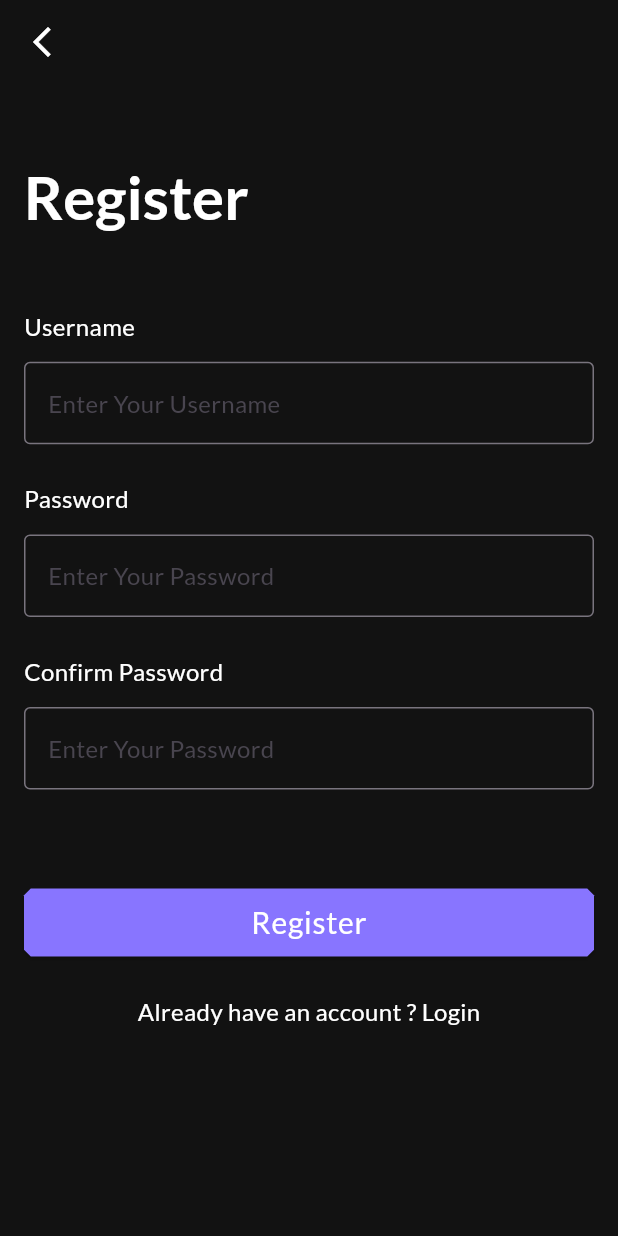
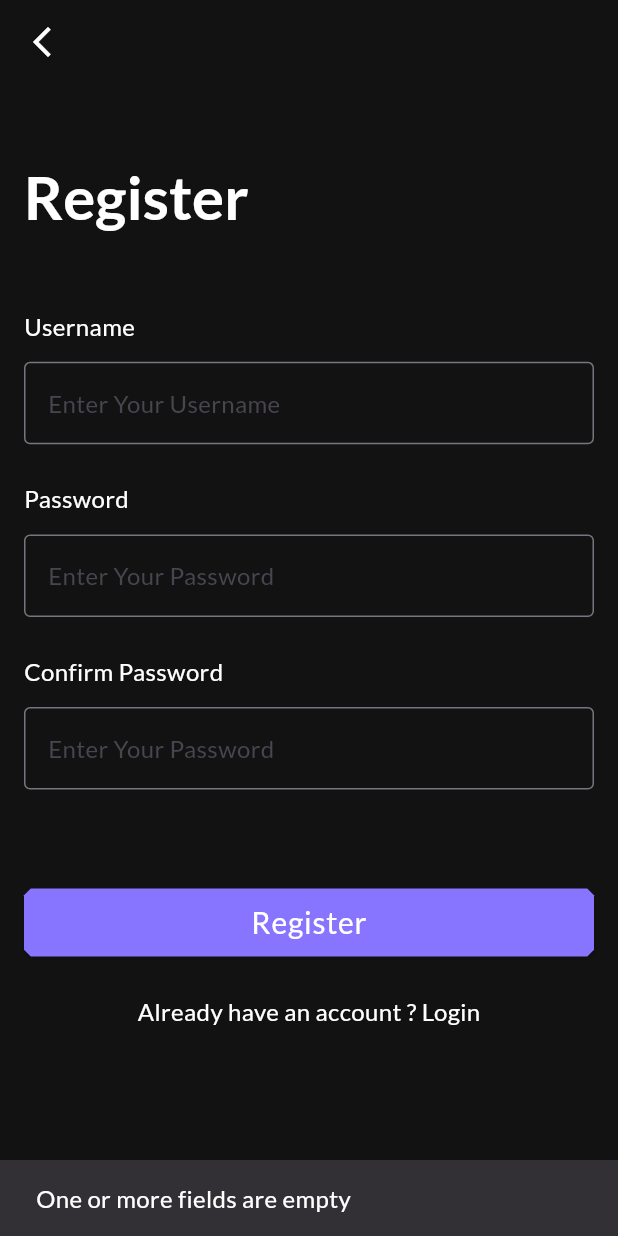
Before and after one commit to bakrbasser/To_Do_APP, a Flutter app: the screen it shows after launch, after a tap on "Register", on a phone screen of 412 x 824 dp. Run offline on Flutter 3.47's test engine with Material 3 defaults, Android fonts, the phone set to English and light mode, and no system bars; our stand-ins replace bloc, flutter_bloc, google_fonts, sqflite; accounts and stored records are empty.

Commit message:
finished the register and login screens and handled their exceptions

```diff
--- a/to_do/lib/Model/database/user_repository.dart
+++ b/to_do/lib/Model/database/user_repository.dart
@@ -21,7 +21,7 @@ class UserRepository {
   Future<bool> checkUser(UserModel user) async {
     Database db = await AppDatabase.instance.database;
     var res = await db.rawQuery(
-        'Select * from user where password = ${user.password} and username = ${user.username} ');
+        'Select * from user where password = \'${user.password}\' and user_name = \'${user.username}\' ');
     return res.isNotEmpty;
   }
 }
--- a/to_do/lib/Model/models/user_model.dart
+++ b/to_do/lib/Model/models/user_model.dart
@@ -6,11 +6,11 @@ class UserModel {
   UserModel({required this.id, required this.username, required this.password});
 
   Map<String, dynamic> toRow() {
-    return {'username': username, 'password': password};
+    return {'user_name': username, 'password': password};
   }
 
   Map<String, dynamic> toJson() {
-    return {'id': id, 'username': username, 'password': password};
+    return {'id': id, 'user_name': username, 'password': password};
   }
 
   factory UserModel.fromJson(Map<String, dynamic> json) {
--- a/to_do/lib/Model_View/cubit/login/login_cubit.dart
+++ b/to_do/lib/Model_View/cubit/login/login_cubit.dart
@@ -8,8 +8,8 @@ part 'login_state.dart';
 class LoginCubit extends Cubit<LoginState> {
   LoginCubit() : super(LoginInitial());
   UserRepository repository = UserRepository.instance;
-  late String _username;
-  late String _password;
+  String _username = '';
+  String _password = '';
 
   set username(String username) {
     _username = username;
@@ -20,6 +20,10 @@ class LoginCubit extends Cubit<LoginState> {
   }
 
   Future login() async {
+    if (_username.isEmpty || _password.isEmpty) {
+      emit(EmptyField());
+      return;
+    }
     UserModel user = UserModel(id: 0, username: _username, password: _password);
 
     emit(LoggingIn());
--- a/to_do/lib/Model_View/cubit/login/login_state.dart
+++ b/to_do/lib/Model_View/cubit/login/login_state.dart
@@ -10,3 +10,5 @@ class LoggingIn extends LoginState {}
 class LoggedIn extends LoginState {}
 
 class LoginFailed extends LoginState {}
+
+class EmptyField extends LoginState {}
--- a/to_do/lib/Model_View/cubit/sign_up/sign_up_cubit.dart
+++ b/to_do/lib/Model_View/cubit/sign_up/sign_up_cubit.dart
@@ -5,13 +5,13 @@ import 'package:to_do/Model/models/user_model.dart';
 
 part 'sign_up_state.dart';
 
-class RegisterCubit extends Cubit<SignUpState> {
+class RegisterCubit extends Cubit<RegisterState> {
   RegisterCubit() : super(SignUpInitial());
 
   UserRepository repository = UserRepository.instance;
-  late String _username;
-  late String _password;
-  late String _confirmPassword;
+  String _username = '';
+  String _password = '';
+  String _confirmPassword = '';
 
   set username(String username) {
     _username = username;
@@ -30,14 +30,19 @@ class RegisterCubit extends Cubit<SignUpState> {
       emit(IncompatiblePassword());
       return;
     }
+    if (_username.isEmpty || _password.isEmpty || _confirmPassword.isEmpty) {
+      emit(MissingField());
+      return;
+    }
+
     UserModel user = UserModel(id: 0, username: _username, password: _password);
 
     emit(SigningUp());
     var res = await repository.addUser(user);
     if (res) {
-      emit(SignedUp());
+      emit(Registered());
     } else {
-      emit(SignUpFailed());
+      emit(RegisterFailed());
     }
   }
 }
--- a/to_do/lib/Model_View/cubit/sign_up/sign_up_state.dart
+++ b/to_do/lib/Model_View/cubit/sign_up/sign_up_state.dart
@@ -1,14 +1,16 @@
 part of 'sign_up_cubit.dart';
 
 @immutable
-sealed class SignUpState {}
+sealed class RegisterState {}
 
-final class SignUpInitial extends SignUpState {}
+final class SignUpInitial extends RegisterState {}
 
-class IncompatiblePassword extends SignUpState {}
+class IncompatiblePassword extends RegisterState {}
 
-class SigningUp extends SignUpState {}
+class SigningUp extends RegisterState {}
 
-class SignedUp extends SignUpState {}
+class Registered extends RegisterState {}
 
-class SignUpFailed extends SignUpState {}
+class RegisterFailed extends RegisterState {}
+
+class MissingField extends RegisterState {}
--- a/to_do/lib/View/screens/register_screen.dart
+++ b/to_do/lib/View/screens/register_screen.dart
@@ -1,19 +1,21 @@
 import 'package:flutter/material.dart';
+import 'package:flutter_bloc/flutter_bloc.dart';
+import 'package:to_do/Model_View/cubit/sign_up/sign_up_cubit.dart';
 import 'package:to_do/View/visual_utils/buttons.dart';
 import 'package:to_do/View/visual_utils/screen_size_helper.dart';
 import 'package:to_do/View/visual_utils/text_fields.dart';
 import 'package:to_do/View/visual_utils/themed_text.dart';
+import 'package:to_do/general_utils/snack_bar_helper.dart';
 
 class RegisterScreen extends StatelessWidget {
   const RegisterScreen({super.key});
 
   @override
   Widget build(BuildContext context) {
-    return Scaffold(
-      resizeToAvoidBottomInset: false,
-      appBar: AppBar(
-        leading: const ExitButton(),
-      ),
+    return RegisterListener(
+      child: Scaffold(
+        resizeToAvoidBottomInset: true,
+        appBar: AppBar(leading: const ExitButton()),
         body: Padding(
           padding: const EdgeInsets.symmetric(horizontal: 16),
           child: SingleChildScrollView(
@@ -23,6 +25,54 @@ class RegisterScreen extends StatelessWidget {
                 SizedBox(height: ScreenSizeHelper.height_P(context, 0.06)),
                 const TitleLargeText(text: 'Register'),
                 SizedBox(height: ScreenSizeHelper.height_P(context, 0.06)),
+                const RegisterForm(), // Extracted form fields
+                SizedBox(height: ScreenSizeHelper.height_P(context, 0.08)),
+                const RegisterButton(),
+                SizedBox(height: ScreenSizeHelper.height_P(context, 0.015)),
+                const AlreadyHaveAccount(),
+              ],
+            ),
+          ),
+        ),
+      ),
+    );
+  }
+}
+
+class RegisterListener extends StatelessWidget {
+  final Widget child;
+
+  const RegisterListener({super.key, required this.child});
+
+  @override
+  Widget build(BuildContext context) {
+    return BlocListener<RegisterCubit, RegisterState>(
+      listener: (context, state) {
+        if (state is RegisterFailed) {
+          SnackBarHelper.showMessage(context, 'Username already exists');
+        } else if (state is IncompatiblePassword) {
+          SnackBarHelper.showMessage(
+              context, 'The two passwords are not identical');
+        } else if (state is Registered) {
+          // TODO: Handle successful registration (e.g., navigate to home)
+        } else if (state is MissingField) {
+          SnackBarHelper.showMessage(context, 'One or more fields are empty');
+        }
+      },
+      child: child,
+    );
+  }
+}
+
+// Widget for the form fields (Extracted for maintainability)
+class RegisterForm extends StatelessWidget {
+  const RegisterForm({super.key});
+
+  @override
+  Widget build(BuildContext context) {
+    return Column(
+      crossAxisAlignment: CrossAxisAlignment.start,
+      children: [
         const BodyMediumText(text: 'Username'),
         SizedBox(height: ScreenSizeHelper.height_P(context, 0.015)),
         const RegisterUsername(),
@@ -34,14 +84,7 @@ class RegisterScreen extends StatelessWidget {
         const BodyMediumText(text: 'Confirm Password'),
         SizedBox(height: ScreenSizeHelper.height_P(context, 0.015)),
         const RegisterConfirmPassword(),
-              SizedBox(height: ScreenSizeHelper.height_P(context, 0.08)),
-              RegisterButton(),
-              SizedBox(height: ScreenSizeHelper.height_P(context, 0.015)),
-              const AlreadyHaveAccount()
       ],
-          ),
-        ),
-      ),
     );
   }
 }
--- a/to_do/lib/View/visual_utils/buttons.dart
+++ b/to_do/lib/View/visual_utils/buttons.dart
@@ -43,7 +43,7 @@ class LoginButton extends StatelessWidget {
 }
 
 class RegisterButton extends StatelessWidget {
-  RegisterButton({super.key});
+  const RegisterButton({super.key});
   @override
   Widget build(BuildContext context) {
     return AuthButton(
--- a/to_do/lib/View/visual_utils/text_fields.dart
+++ b/to_do/lib/View/visual_utils/text_fields.dart
@@ -64,7 +64,7 @@ class RegisterUsername extends StatelessWidget {
   Widget build(BuildContext context) {
     return UsernameTextField(
       onChanged: (p0) {
-        BlocProvider.of<LoginCubit>(context, listen: false).username = p0;
+        BlocProvider.of<RegisterCubit>(context, listen: false).username = p0;
       },
     );
   }
--- /dev/null
+++ b/to_do/lib/general_utils/snack_bar_helper.dart
@@ -0,0 +1,12 @@
+import 'package:flutter/material.dart';
+import 'package:to_do/View/visual_utils/themed_text.dart';
+
+class SnackBarHelper {
+  static void showMessage(BuildContext context, String message) {
+    ScaffoldMessenger.of(context).showSnackBar(
+      SnackBar(
+        content: BodyMediumText(text: message),
+      ),
+    );
+  }
+}
--- a/to_do/lib/main.dart
+++ b/to_do/lib/main.dart
@@ -23,7 +23,7 @@ class MyApp extends StatelessWidget {
             BlocProvider(create: (context) => RegisterCubit()),
             BlocProvider(create: (context) => LoginCubit()),
           ],
-          child: RegisterScreen(),
+          child: const RegisterScreen(),
         ),
       ),
     );
```
Also changed, not shown: to_do/lib/Model/database/database.dart (+10 -3 lines), to_do/lib/View/screens/login_screen.dart (+57 -14 lines). Lines whose indentation alone changed are shown as unchanged.
